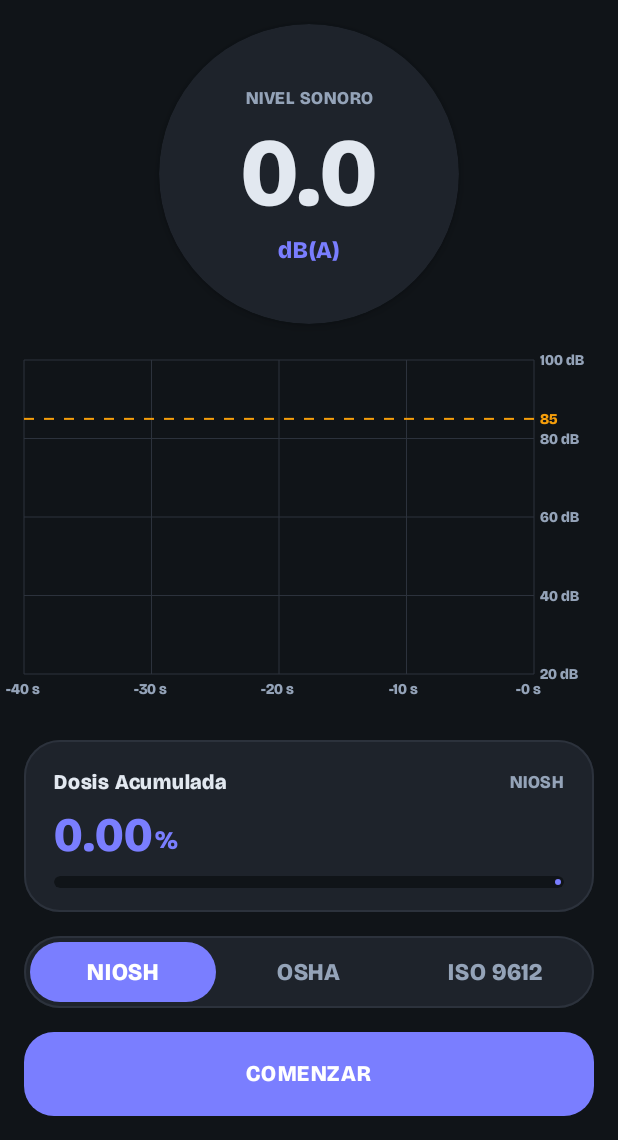
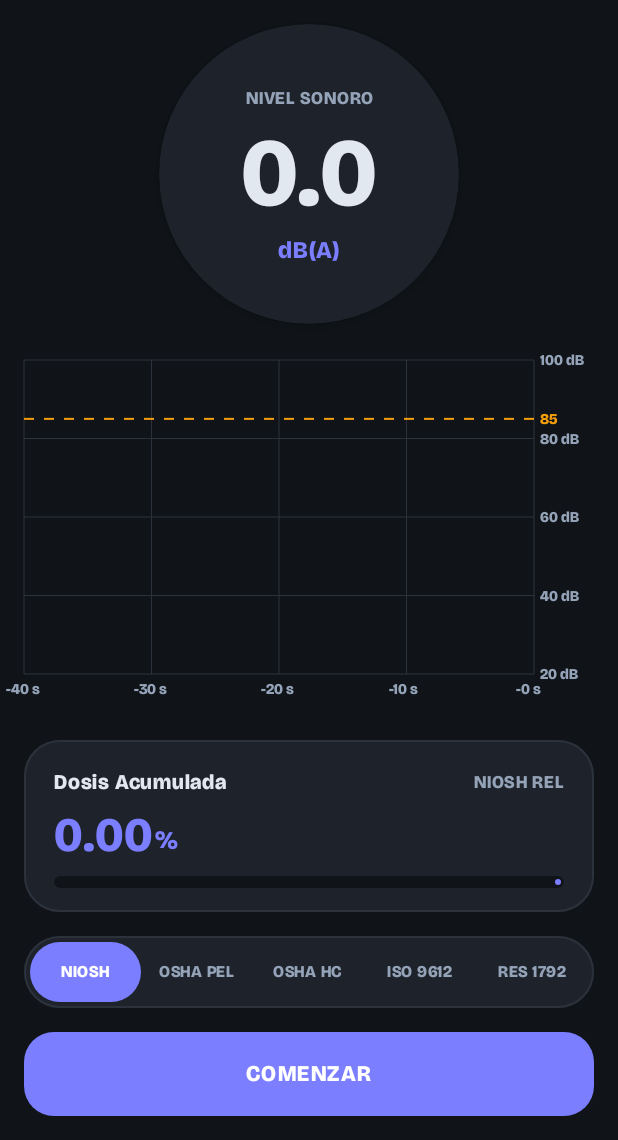
Before and after one commit to juanitowarrior28/LevelApp, an Android app built with Jetpack Compose: the screen it shows after launch (MainActivity), after a tap on "NIOSH", on a phone screen of 412 x 824 dp, the part 96-1236 px from its top. Run offline under Robolectric (Android 15) with nearby library versions, the phone set to English and light mode, and no system bars; our stand-ins replace Room's generated code.

Commit message:
fix(dosimetry): separate OSHA PEL/HC and ISO 9612/Res. 1792 profiles, use SEL (LAE), unify 35-110 dBA range

```diff
--- a/app/src/main/java/com/levelapp/app/LevelAppApplication.kt
+++ b/app/src/main/java/com/levelapp/app/LevelAppApplication.kt
@@ -20,7 +20,11 @@ class LevelAppApplication : Application() {
             AcousticDatabase::class.java,
             "acoustic_db"
         )
-            .addMigrations(AcousticDatabase.MIGRATION_1_2, AcousticDatabase.MIGRATION_2_3)
+            .addMigrations(
+                AcousticDatabase.MIGRATION_1_2,
+                AcousticDatabase.MIGRATION_2_3,
+                AcousticDatabase.MIGRATION_3_4
+            )
             .fallbackToDestructiveMigration()
             .build()
         sessionRepository = SessionRepositoryImpl(database.acousticSessionDao())
--- a/app/src/main/java/com/levelapp/app/service/AcousticForegroundService.kt
+++ b/app/src/main/java/com/levelapp/app/service/AcousticForegroundService.kt
@@ -248,6 +248,6 @@ class AcousticForegroundService : Service() {
         private const val BLOCK_SAMPLES = SAMPLE_RATE / 10 // bloques de 100 ms
         private const val WARMUP_SAMPLES = SAMPLE_RATE / 2  // descarta 500 ms al arrancar el micrófono
         private const val MIN_DB = 35.0
-        private const val MAX_DB = 130.0
+        private const val MAX_DB = 110.0
     }
 }
--- a/app/src/main/java/com/levelapp/app/ui/AcousticSessionScreen.kt
+++ b/app/src/main/java/com/levelapp/app/ui/AcousticSessionScreen.kt
@@ -520,7 +520,7 @@ fun AcousticSessionScreen(
                                 text = when(tutorialStep) {
                                     1 -> "1. Nivel Sonoro"
                                     2 -> "2. Dosis Acumulada"
-                                    3 -> "3. NIOSH, OSHA o ISO 9612"
+                                    3 -> "3. Perfiles y Normativas"
                                     4 -> "4. Historial y Reportes"
                                     5 -> "5. Configuración"
                                     else -> "6. ¡Comenzar!"
@@ -532,7 +532,7 @@ fun AcousticSessionScreen(
                                 text = when(tutorialStep) {
                                     1 -> "Mide el Nivel de Presión Sonora en dB(A) simulando la respuesta del oído humano. Se pondrá naranja o rojo si la intensidad del ruido alcanza niveles perjudiciales para la salud."
                                     2 -> "Porcentaje de ruido seguro de tu día que ya has consumido. ¡Vibrará al llegar al 100%!"
-                                    3 -> "Este botón te permite cambiar la normativa de exposición al ruido. Sugerimos usar NIOSH (más estricto, límite 85dB) para mayor prevención, u OSHA si tu industria requiere dicho estándar legal (límite 90dB). Si quieres evaluarte con el estándar colombiano, elige ISO 9612. En las tres verás el porcentaje de tu dosis diaria (8 h) y puedes cambiar entre ellas en cualquier momento."
+                                    3 -> "Elige el perfil de evaluación: NIOSH REL (85 dBA, q=3 dB, umbral 80 dBA), OSHA PEL (90 dBA, q=5 dB, umbral 90 dBA), OSHA HC (90 dBA, q=5 dB, umbral 80 dBA), ISO 9612 (método L_EX,8h: 85 dBA, q=3 dB, sin umbral) o Res. 1792 (norma legal colombiana: 85 dBA, q=5 dB, umbral 80 dBA). Todos se calculan en paralelo en porcentaje de dosis (8 h)."
                                     4 -> "Aquí encontrarás tus sesiones pasadas. Tu historial dura para siempre guardado localmente (solo se borra si desinstalas la app). Podrás renombrar o compartir tus sesiones."
                                     5 -> "En este engranaje podrás ajustar la Calibración de Offset con un sonómetro patrón, aprender a interpretar tus resultados, o volver a ver este tutorial cuando lo desees."
                                     else -> "Toca COMENZAR para iniciar la medición. Al detenerla, usa 'Guardar sesión como' para almacenarla permanentemente."
@@ -726,7 +726,7 @@ fun DoseCard(dose: Float, profileId: String) {
         Column(Modifier.padding(horizontal = 20.dp, vertical = 16.dp)) {
             Row(Modifier.fillMaxWidth(), Arrangement.SpaceBetween, Alignment.CenterVertically) {
                 Text("Dosis Acumulada", color = TextPrimary, fontSize = 14.sp, fontFamily = BricolageGrotesque, fontWeight = FontWeight.SemiBold)
-                Text(com.levelapp.core.dosimetry.RegulatoryProfile.byId(profileId).name.substringBefore(" REL").substringBefore(" PEL"), color = TextSecondary, fontFamily = BricolageGrotesque, fontSize = 12.sp, fontWeight = FontWeight.Bold)
+                Text(com.levelapp.core.dosimetry.RegulatoryProfile.byId(profileId).name, color = TextSecondary, fontFamily = BricolageGrotesque, fontSize = 12.sp, fontWeight = FontWeight.Bold)
             }
             Spacer(Modifier.height(4.dp))
 
@@ -750,7 +750,13 @@ fun DoseCard(dose: Float, profileId: String) {
 
 @Composable
 fun CriteriaToggleRow(selectedProfileId: String, onSelect: (String) -> Unit) {
-    val options = listOf("niosh" to "NIOSH", "osha" to "OSHA", "iso9612" to "ISO 9612")
+    val options = listOf(
+        "niosh" to "NIOSH",
+        "osha" to "OSHA PEL",
+        "osha_hc" to "OSHA HC",
+        "iso9612" to "ISO 9612",
+        "col_res1792" to "RES 1792"
+    )
     Row(Modifier.fillMaxWidth().height(48.dp).background(SurfaceCard, RoundedCornerShape(24.dp)).border(1.dp, BorderSoft, RoundedCornerShape(24.dp)).padding(4.dp)) {
         options.forEach { (id, label) ->
             val selected = selectedProfileId == id
@@ -759,7 +765,15 @@ fun CriteriaToggleRow(selectedProfileId: String, onSelect: (String) -> Unit) {
                     .background(if (selected) PeriwinklePrimary else Color.Transparent)
                     .clickable { onSelect(id) },
                 contentAlignment = Alignment.Center
-            ) { Text(label, color = if (selected) Color.White else TextSecondary, fontFamily = BricolageGrotesque, fontWeight = FontWeight.Bold) }
+            ) {
+                Text(
+                    label,
+                    color = if (selected) Color.White else TextSecondary,
+                    fontFamily = BricolageGrotesque,
+                    fontWeight = FontWeight.Bold,
+                    fontSize = 11.sp
+                )
+            }
         }
     }
 }
@@ -876,8 +890,8 @@ fun InterpretationDialog(onDismiss: () -> Unit) {
                         Text("• Criterio de evaluación", fontFamily = BricolageGrotesque, fontWeight = FontWeight.Bold, color = TextPrimary, fontSize = 16.sp)
                         Text("Una dosis del 100% equivale a haber estado expuesto al límite máximo permitido para una jornada de 8 horas (que habitualmente es de 85 dBA, según la normativa local). Si el dosímetro marca más del 100%, significa que se ha superado el límite seguro y hay riesgo de hipoacusia (pérdida de audición).", color = TextSecondary, fontFamily = BricolageGrotesque, fontSize = 14.sp)
                         Spacer(Modifier.height(12.dp))
-                        Text("• Diferencias de Normativa", fontFamily = BricolageGrotesque, fontWeight = FontWeight.Bold, color = TextPrimary, fontSize = 16.sp)
-                        Text("NIOSH establece el límite seguro en 85 dBA con una tasa de intercambio de 3 dB (si el ruido sube 3 dB, el tiempo máximo seguro se reduce a la mitad). OSHA es un criterio legal más permisivo que sitúa el límite en 90 dBA con intercambio de 5 dB. ISO 9612 es el estándar usado en Colombia: límite de 85 dBA para 8 horas con intercambio de 3 dB, contando todo el ruido medido.", color = TextSecondary, fontFamily = BricolageGrotesque, fontSize = 14.sp)
+                        Text("• Diferencias de Normativa y Perfiles", fontFamily = BricolageGrotesque, fontWeight = FontWeight.Bold, color = TextPrimary, fontSize = 16.sp)
+                        Text("• NIOSH REL: Límite 85 dBA / 8h, tasa de intercambio 3 dB y umbral 80 dBA.\n• OSHA PEL: Límite permisible de 90 dBA / 8h, tasa de intercambio 5 dB y umbral de integración 90 dBA.\n• OSHA HC: Conservación auditiva (Action Level 50% = 85 dBA) con criterio 90 dBA, intercambio 5 dB y umbral 80 dBA.\n• ISO 9612: Método internacional de integración de energía (L_EX,8h) con referencia 85 dBA / 8h, intercambio 3 dB y sin umbral.\n• Res. 1792 (Colombia): Norma legal colombiana (Resolución 1792 de 1990) con límite 85 dBA / 8h, intercambio de 5 dB y umbral 80 dBA.", color = TextSecondary, fontFamily = BricolageGrotesque, fontSize = 14.sp)
                     }
                 }
                 Row(Modifier.fillMaxWidth(), horizontalArrangement = Arrangement.End, verticalAlignment = Alignment.CenterVertically) {
@@ -908,8 +922,8 @@ fun TutorialDialog(onDismiss: () -> Unit) {
                             Text("\nLa barra de dosis es lo más importante. Te dice qué porcentaje del ruido seguro de todo tu día ya has consumido. Si llega al 100%, tu teléfono vibrará avisando que estás en riesgo de daño auditivo.", color = TextSecondary, fontFamily = BricolageGrotesque)
                         }
                         2 -> Column {
-                            Text("3. NIOSH, OSHA o ISO 9612", fontFamily = BricolageGrotesque, fontWeight = FontWeight.Bold, color = TextPrimary, fontSize = 18.sp)
-                            Text("\nPuedes elegir la norma bajo la que quieres evaluarte:\n\n• NIOSH: Límite 85dB. (Recomendado/Estricto)\n• OSHA: Límite 90dB. (Más permisivo)\n• ISO 9612: Si quieres mirar el estándar colombiano.", color = TextSecondary, fontFamily = BricolageGrotesque)
+                            Text("3. Perfiles y Normativas", fontFamily = BricolageGrotesque, fontWeight = FontWeight.Bold, color = TextPrimary, fontSize = 18.sp)
+                            Text("\nPuedes elegir el criterio bajo el que quieres evaluarte:\n\n• NIOSH REL: 85 dBA / q=3 dB / umbral 80 dBA\n• OSHA PEL: 90 dBA / q=5 dB / umbral 90 dBA\n• OSHA HC: 90 dBA / q=5 dB / umbral 80 dBA\n• ISO 9612: Método L_EX,8h (85 dBA / q=3 dB / sin umbral)\n• Res. 1792 (Col): Norma legal colombiana (85 dBA / q=5 dB / umbral 80 dBA)", color = TextSecondary, fontFamily = BricolageGrotesque)
                         }
                         3 -> Column {
                             Text("4. Guardar y Exportar", fontFamily = BricolageGrotesque, fontWeight = FontWeight.Bold, color = TextPrimary, fontSize = 18.sp)
--- a/app/src/main/java/com/levelapp/app/ui/HistoryScreen.kt
+++ b/app/src/main/java/com/levelapp/app/ui/HistoryScreen.kt
@@ -230,14 +230,14 @@ fun SessionCard(
             Row(Modifier.fillMaxWidth(), horizontalArrangement = Arrangement.SpaceBetween) {
                 Column {
                     Text("Perfil", color = TextSecondary, fontSize = 12.sp)
-                    Text(session.profileId.uppercase(), color = PeriwinklePrimary, fontWeight = FontWeight.Bold)
+                    Text(com.levelapp.core.dosimetry.RegulatoryProfile.byId(session.profileId).name, color = PeriwinklePrimary, fontWeight = FontWeight.Bold)
                 }
                 Column {
                     Text("LAeq", color = TextSecondary, fontSize = 12.sp)
                     Text("${"%.1f".format(session.laeq)} dBA", color = TextPrimary, fontWeight = FontWeight.Bold)
                 }
                 Column {
-                    Text("SEL / SZL", color = TextSecondary, fontSize = 12.sp)
+                    Text("SEL (LAE)", color = TextSecondary, fontSize = 12.sp)
                     val selVal = if (session.sel > 0.0) session.sel else session.laeq
                     Text("${"%.1f".format(selVal)} dBA", color = TextPrimary, fontWeight = FontWeight.Bold)
                 }
--- a/app/src/main/java/com/levelapp/app/viewmodel/AcousticSessionViewModel.kt
+++ b/app/src/main/java/com/levelapp/app/viewmodel/AcousticSessionViewModel.kt
@@ -25,7 +25,9 @@ data class SessionUiState(
     val dose: Double = 0.0,
     val doseNiosh: Double = 0.0,
     val doseOsha: Double = 0.0,
+    val doseOshaHc: Double = 0.0,
     val doseIso: Double = 0.0,
+    val doseColRes1792: Double = 0.0,
     val durationMinutes: Double = 0.0,
     val status: String = "Idle",
     val savedSessionId: Long? = null,
@@ -101,7 +103,9 @@ class AcousticSessionViewModel(
                 dosePercent = finalState.dose,
                 doseNiosh = finalState.doseNiosh,
                 doseOsha = finalState.doseOsha,
+                doseOshaHc = finalState.doseOshaHc,
                 doseIso = finalState.doseIso,
+                doseColRes1792 = finalState.doseColRes1792,
                 notes = notes.trim()
             )
             val sessionId = repository.saveSession(entity)
--- a/core/src/main/java/com/levelapp/core/dosimetry/RegulatoryProfile.kt
+++ b/core/src/main/java/com/levelapp/core/dosimetry/RegulatoryProfile.kt
@@ -14,6 +14,10 @@ data class RegulatoryProfile(
     val averaging: String = "Slow",
 ) {
     companion object {
+        /**
+         * NIOSH REL (1998): Criterio 85 dB(A) para 8 h, tasa de intercambio 3 dB,
+         * umbral de integración 80 dB(A).
+         */
         fun nioshDefault(): RegulatoryProfile = RegulatoryProfile(
             id = "niosh",
             name = "NIOSH REL",
@@ -25,9 +29,31 @@ data class RegulatoryProfile(
             averaging = "Slow",
         )
 
-        fun oshaDefault(): RegulatoryProfile = RegulatoryProfile(
+        /**
+         * OSHA PEL (29 CFR 1910.95 Table G-16): Límite legal permisible con criterio 90 dB(A)
+         * para 8 h, tasa de intercambio 5 dB y umbral de integración de 90 dB(A).
+         */
+        fun oshaPelDefault(): RegulatoryProfile = RegulatoryProfile(
             id = "osha",
             name = "OSHA PEL",
+            criterionDbA = 90.0,
+            exchangeRateDb = 5.0,
+            thresholdDbA = 90.0,
+            referenceHours = 8.0,
+            weighting = "A",
+            averaging = "Slow",
+        )
+
+        fun oshaDefault(): RegulatoryProfile = oshaPelDefault()
+
+        /**
+         * OSHA HC (29 CFR 1910.95 Hearing Conservation Amendment / Action Level):
+         * Criterio de 100% dosis en 90 dB(A) (50% dosis = 85 dB(A) Action Level),
+         * tasa de intercambio 5 dB y umbral de integración de 80 dB(A).
+         */
+        fun oshaHcDefault(): RegulatoryProfile = RegulatoryProfile(
+            id = "osha_hc",
+            name = "OSHA HC",
             criterionDbA = 90.0,
             exchangeRateDb = 5.0,
             thresholdDbA = 80.0,
@@ -37,10 +63,9 @@ data class RegulatoryProfile(
         )
 
         /**
-         * ISO 9612 (adoptada en Colombia como NTC-ISO 9612): principio de igual energía
-         * (tasa de intercambio 3 dB), nivel de referencia 85 dB(A) para 8 h y SIN umbral
-         * de integración (todo el sonido medido cuenta). La dosis % equivale a
-         * 100 · 10^((L_EX,8h − 85)/10).
+         * ISO 9612 (Método internacional de ingeniería para determinación de L_EX,8h):
+         * Principio de igual energía (tasa de intercambio 3 dB), nivel de referencia 85 dB(A)
+         * para 8 h y sin umbral de corte (threshold 0 dB(A): integra toda la energía acústica).
          */
         fun iso9612Default(): RegulatoryProfile = RegulatoryProfile(
             id = "iso9612",
@@ -53,9 +78,39 @@ data class RegulatoryProfile(
             averaging = "Slow",
         )
 
-        val all: List<RegulatoryProfile> by lazy { listOf(nioshDefault(), oshaDefault(), iso9612Default()) }
+        /**
+         * Resolución 1792 de 1990 (Colombia - Ministerios de Trabajo y Salud):
+         * Límite permisible de 85 dB(A) para 8 h con tasa de intercambio de 5 dB
+         * (85 dBA -> 8h, 90 dBA -> 4h, 95 dBA -> 2h, 100 dBA -> 1h) y umbral de 80 dB(A).
+         */
+        fun colombiaRes1792Default(): RegulatoryProfile = RegulatoryProfile(
+            id = "col_res1792",
+            name = "Res. 1792 (Col)",
+            criterionDbA = 85.0,
+            exchangeRateDb = 5.0,
+            thresholdDbA = 80.0,
+            referenceHours = 8.0,
+            weighting = "A",
+            averaging = "Slow",
+        )
 
-        fun byId(id: String): RegulatoryProfile = all.firstOrNull { it.id == id } ?: nioshDefault()
+        val all: List<RegulatoryProfile> by lazy {
+            listOf(
+                nioshDefault(),
+                oshaPelDefault(),
+                oshaHcDefault(),
+                iso9612Default(),
+                colombiaRes1792Default()
+            )
+        }
+
+        fun byId(id: String): RegulatoryProfile = when (id) {
+            "osha_pel", "osha" -> oshaPelDefault()
+            "osha_hc" -> oshaHcDefault()
+            "iso9612" -> iso9612Default()
+            "col_res1792" -> colombiaRes1792Default()
+            else -> all.firstOrNull { it.id == id } ?: nioshDefault()
+        }
     }
 }
 
--- a/data/src/main/java/com/levelapp/data/database/AcousticDatabase.kt
+++ b/data/src/main/java/com/levelapp/data/database/AcousticDatabase.kt
@@ -7,7 +7,7 @@ import androidx.sqlite.db.SupportSQLiteDatabase
 
 @Database(
     entities = [SessionEntity::class, MeasurementPointEntity::class],
-    version = 3,
+    version = 4,
     exportSchema = true,
 )
 abstract class AcousticDatabase : RoomDatabase() {
@@ -42,5 +42,14 @@ abstract class AcousticDatabase : RoomDatabase() {
                 db.execSQL("ALTER TABLE measurement_points ADD COLUMN doseIso REAL NOT NULL DEFAULT 0.0")
             }
         }
+
+        val MIGRATION_3_4 = object : Migration(3, 4) {
+            override fun migrate(db: SupportSQLiteDatabase) {
+                db.execSQL("ALTER TABLE sessions ADD COLUMN doseOshaHc REAL NOT NULL DEFAULT 0.0")
+                db.execSQL("ALTER TABLE sessions ADD COLUMN doseColRes1792 REAL NOT NULL DEFAULT 0.0")
+                db.execSQL("ALTER TABLE measurement_points ADD COLUMN doseOshaHc REAL NOT NULL DEFAULT 0.0")
+                db.execSQL("ALTER TABLE measurement_points ADD COLUMN doseColRes1792 REAL NOT NULL DEFAULT 0.0")
+            }
+        }
     }
 }
--- a/data/src/main/java/com/levelapp/data/database/SessionEntity.kt
+++ b/data/src/main/java/com/levelapp/data/database/SessionEntity.kt
@@ -28,7 +28,9 @@ data class SessionEntity(
     val dosePercent: Double = 0.0,
     val doseNiosh: Double = 0.0,
     val doseOsha: Double = 0.0,
+    val doseOshaHc: Double = 0.0,
     val doseIso: Double = 0.0,
+    val doseColRes1792: Double = 0.0,
     val notes: String = "",
 )
 
@@ -49,5 +51,7 @@ data class MeasurementPointEntity(
     val dosePercent: Double,
     val doseNiosh: Double = 0.0,
     val doseOsha: Double = 0.0,
+    val doseOshaHc: Double = 0.0,
     val doseIso: Double = 0.0,
+    val doseColRes1792: Double = 0.0,
 )
```
Also changed, not shown: app/src/main/java/com/levelapp/app/csv/CsvReportExporter.kt (+21 -24 lines), app/src/main/java/com/levelapp/app/pdf/PdfReportExporter.kt (+19 -21 lines), app/src/main/java/com/levelapp/app/service/AudioDataStream.kt (+51 -41 lines), 4 other files.
